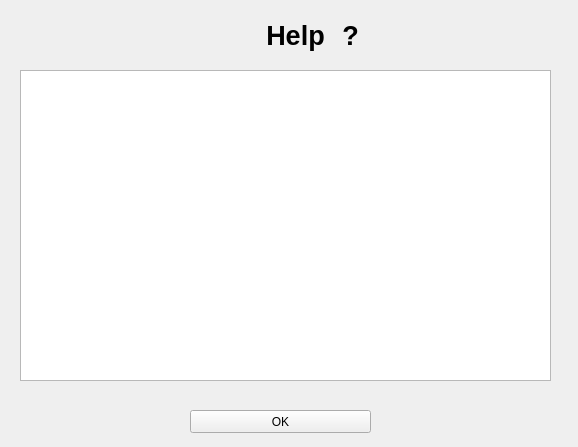
Before: the Qt Designer form form/helpoption.ui in tigerjpg/cybersecurity, drawn with Qt 5.
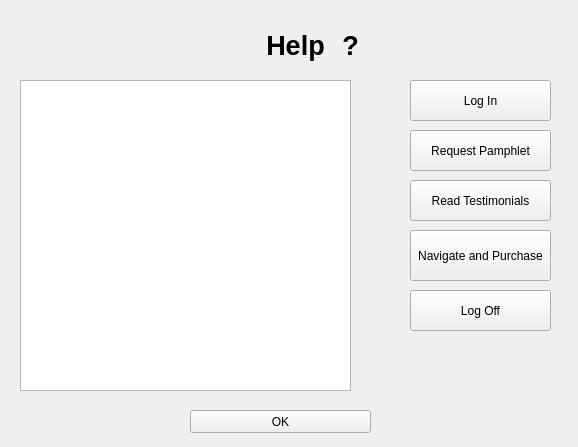
After: the same form once the commit is applied.

Commit message: Commiting Window with buttons, displays nothing

Patch:
```diff
--- a/form/helpoption.ui
+++ b/form/helpoption.ui
@@ -17,7 +17,7 @@
    <property name="geometry">
     <rect>
      <x>10</x>
-     <y>10</y>
+     <y>20</y>
      <width>551</width>
      <height>391</height>
     </rect>
@@ -41,7 +41,7 @@
       <rect>
        <x>10</x>
        <y>60</y>
-       <width>531</width>
+       <width>331</width>
        <height>311</height>
       </rect>
      </property>
@@ -59,6 +59,71 @@
       <string>&lt;html&gt;&lt;head/&gt;&lt;body&gt;&lt;p align=&quot;center&quot;&gt;&lt;span style=&quot; font-size:20pt; font-weight:600;&quot;&gt;?&lt;/span&gt;&lt;/p&gt;&lt;/body&gt;&lt;/html&gt;</string>
      </property>
     </widget>
+    <widget class="QPushButton" name="pushButton">
+     <property name="geometry">
+      <rect>
+       <x>400</x>
+       <y>60</y>
+       <width>141</width>
+       <height>41</height>
+      </rect>
+     </property>
+     <property name="text">
+      <string>Log In</string>
+     </property>
+    </widget>
+    <widget class="QPushButton" name="pushButton_2">
+     <property name="geometry">
+      <rect>
+       <x>400</x>
+       <y>110</y>
+       <width>141</width>
+       <height>41</height>
+      </rect>
+     </property>
+     <property name="text">
+      <string>Request Pamphlet</string>
+     </property>
+    </widget>
+    <widget class="QPushButton" name="pushButton_3">
+     <property name="geometry">
+      <rect>
+       <x>400</x>
+       <y>160</y>
+       <width>141</width>
+       <height>41</height>
+      </rect>
+     </property>
+     <property name="text">
+      <string>Read Testimonials</string>
+     </property>
+    </widget>
+    <widget class="QPushButton" name="pushButton_4">
+     <property name="geometry">
+      <rect>
+       <x>400</x>
+       <y>210</y>
+       <width>141</width>
+       <height>51</height>
+      </rect>
+     </property>
+     <property name="text">
+      <string>Navigate and Purchase</string>
+     </property>
+    </widget>
+    <widget class="QPushButton" name="pushButton_5">
+     <property name="geometry">
+      <rect>
+       <x>400</x>
+       <y>270</y>
+       <width>141</width>
+       <height>41</height>
+      </rect>
+     </property>
+     <property name="text">
+      <string>Log Off</string>
+     </property>
+    </widget>
    </widget>
    <widget class="QWidget" name="page_2"/>
   </widget>
```
Left out of the diff: 3 changed lines with no effect on the pictures.
